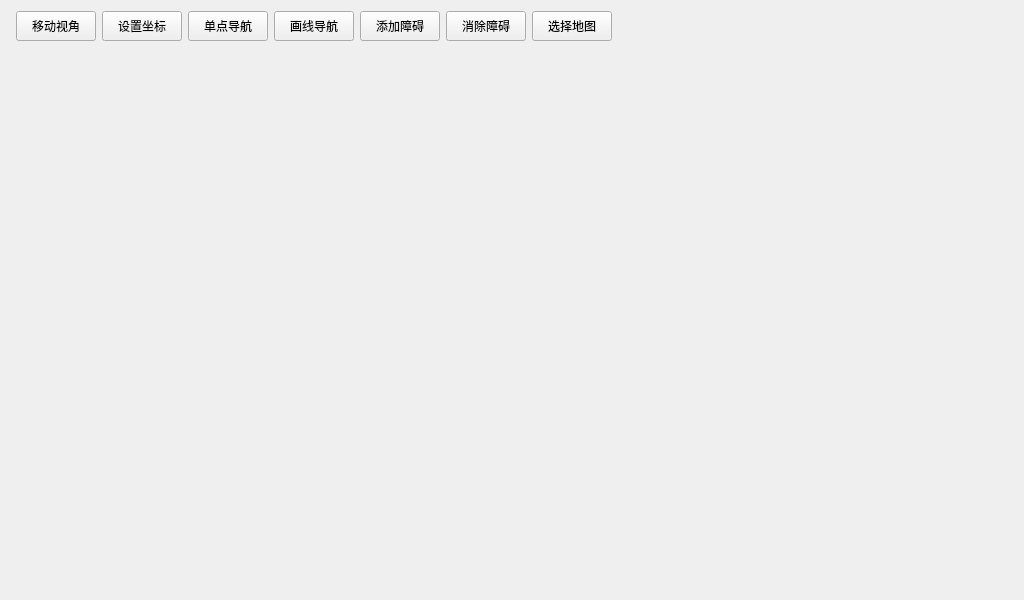
Nyar-D/RobotUpperControl, file robot_upper_control/ui/mainwindow.ui: the form before one commit.
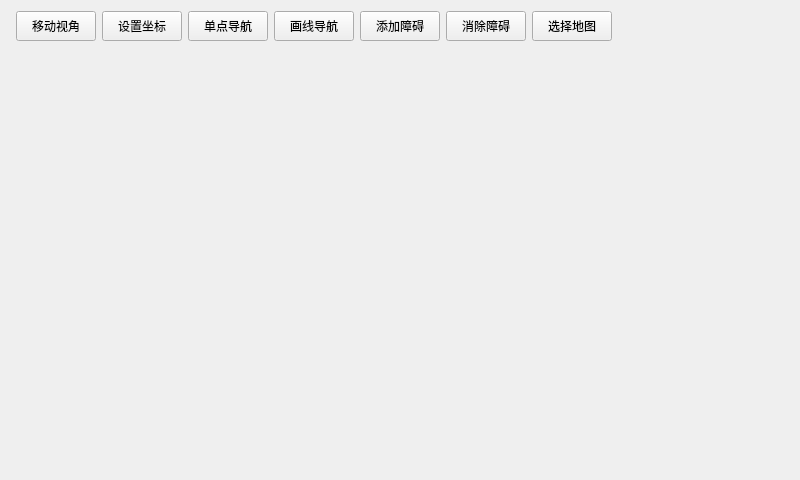
The form after the commit.

What changed in the file:
```diff
--- a/robot_upper_control/ui/mainwindow.ui
+++ b/robot_upper_control/ui/mainwindow.ui
@@ -6,14 +6,14 @@
    <rect>
     <x>0</x>
     <y>0</y>
-    <width>1024</width>
-    <height>600</height>
+    <width>800</width>
+    <height>480</height>
    </rect>
   </property>
   <property name="minimumSize">
    <size>
-    <width>1024</width>
-    <height>600</height>
+    <width>525</width>
+    <height>315</height>
    </size>
   </property>
   <property name="windowTitle">
```
Left out of the diff: 64 changed lines with no effect on the pictures.
